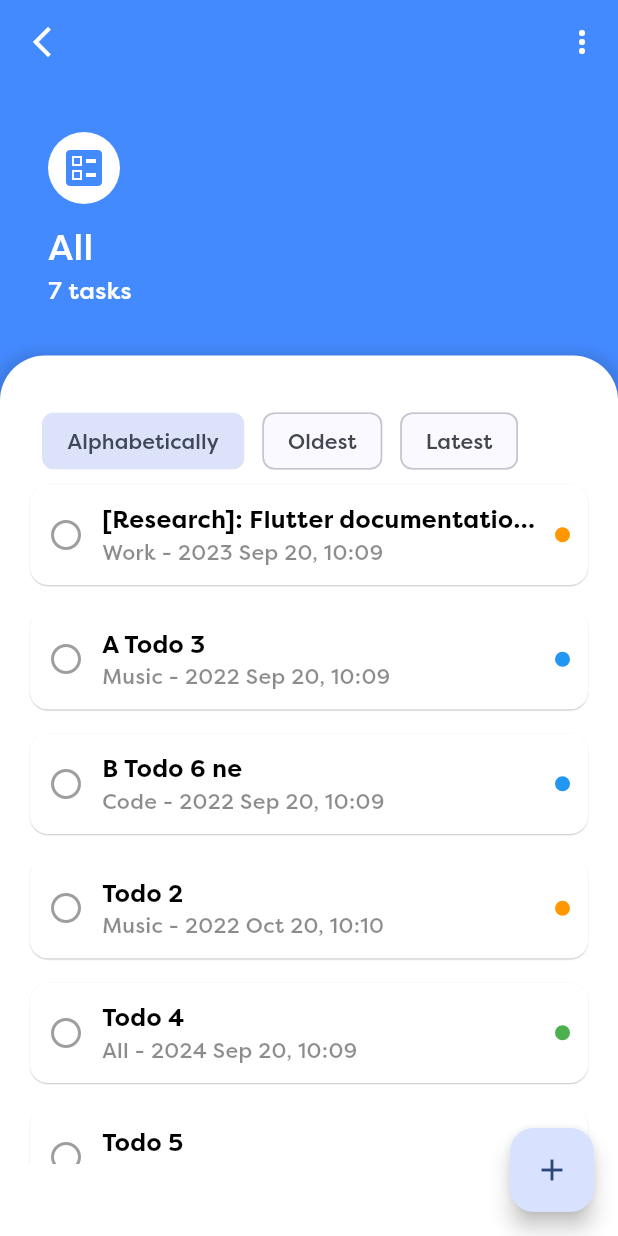
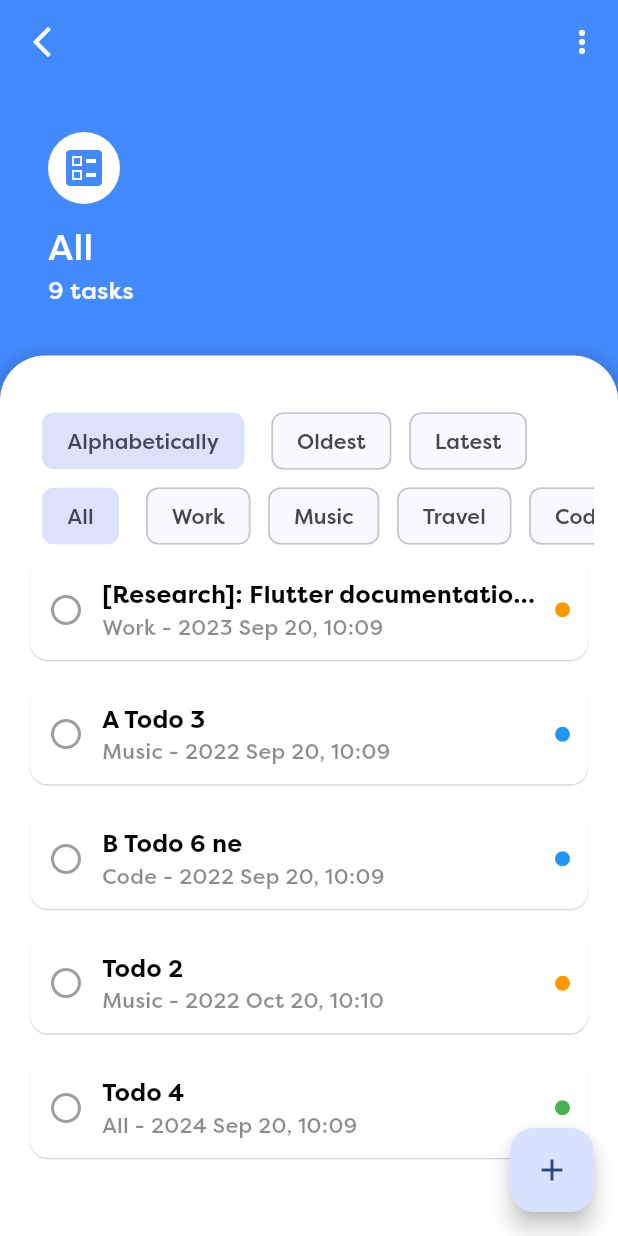
Before and after one commit to tuyen1204/ziichat_todo, a Flutter app: the HomeScreen screen opened directly, after a tap on "All", on a phone screen of 412 x 824 dp. Run offline on Flutter 3.47's test engine with Material 3 defaults, Android fonts, the phone set to English and light mode, and no system bars.

Commit message:
[feat]: Sort by category (All)

```diff
--- a/ziichat_todo/lib/data/folder_data.dart
+++ b/ziichat_todo/lib/data/folder_data.dart
@@ -40,6 +40,20 @@ List<TodoItemData> dataFolder = [
     status: ItemStatus.done,
   ),
   TodoItemData(
+    idTodo: "travel-2",
+    title: "Travel 2",
+    category: "Travel",
+    createdTime: "2022-09-20 10:27:21.240752",
+    status: ItemStatus.done,
+  ),
+  TodoItemData(
+    idTodo: "travel-3",
+    title: "Travel 3",
+    category: "Travel",
+    createdTime: "2022-09-20 10:27:21.240752",
+    status: ItemStatus.done,
+  ),
+  TodoItemData(
     idTodo: "todo-6",
     title: "B Todo 6 ne",
     category: "Code",
--- a/ziichat_todo/lib/screens/folder/folder_detail.dart
+++ b/ziichat_todo/lib/screens/folder/folder_detail.dart
@@ -41,6 +41,8 @@ class _ItemsTodoDetailState extends State<ItemsTodoDetail> {
     "Latest",
   ];
   String currentSort = "Alphabetically";
+  String choiceCategory = "All";
+  late final List<TodoItemData> filteredFolders;
 
   @override
   void initState() {
@@ -52,7 +54,7 @@ class _ItemsTodoDetailState extends State<ItemsTodoDetail> {
           .toList();
       listToDoAll = List.from(dataFolder);
       totals = dataFolder.length;
-      currentSort;
+      choiceCategory;
     });
 
     Future.delayed(Duration(milliseconds: 1000), () {
@@ -62,11 +64,21 @@ class _ItemsTodoDetailState extends State<ItemsTodoDetail> {
     });
   }
 
+  void _handleUpdateFolders() {
+    filteredFolders = choiceCategory == "All"
+        ? List.from(dataFolder)
+        : filteredFolders
+            .where((toDo) => toDo.category == choiceCategory)
+            .toList();
+    print("$choiceCategory choice");
+    print("${filteredFolders.length} length");
+  }
+
   @override
   Widget build(BuildContext context) {
     final paddingNotch = MediaQuery.of(context).padding.top;
     final paddingBottom = MediaQuery.of(context).padding.bottom;
-    final sortedListByAlpha = (widget.currentCategory == "All"
+    final sortedList = (widget.currentCategory == "All"
         ? listToDoAll
         : listToDo)
       ..sort((a, b) {
@@ -84,8 +96,10 @@ class _ItemsTodoDetailState extends State<ItemsTodoDetail> {
           return DateTime.parse(a.createdTime)
               .compareTo(DateTime.parse(b.createdTime));
         }
-        return 0; // Add this line to return a default value.
+        return 0;
       });
+
+    final allFolder = dataFolder.map((item) => item.category).toSet().toList();
 
     return Scaffold(
       backgroundColor: primaryColor,
@@ -122,7 +136,9 @@ class _ItemsTodoDetailState extends State<ItemsTodoDetail> {
                 ),
                 SizedBox(height: 12),
                 Text(
-                  widget.currentCategory,
+                  choiceCategory == ""
+                      ? choiceCategory
+                      : widget.currentCategory,
                   style: TextStyle(
                       color: Colors.white,
                       fontSize: 24,
@@ -168,6 +184,8 @@ class _ItemsTodoDetailState extends State<ItemsTodoDetail> {
                     crossAxisAlignment: CrossAxisAlignment.start,
                     mainAxisAlignment: MainAxisAlignment.start,
                     children: [
+                      if (listToDo.length > 1 ||
+                          widget.currentCategory == "All")
                         SizedBox(
                           width: double.infinity,
                           height: 50,
@@ -176,10 +194,8 @@ class _ItemsTodoDetailState extends State<ItemsTodoDetail> {
                             itemCount: sortList.length,
                             itemBuilder: (context, index) {
                               return Padding(
-                              padding: EdgeInsets.only(
-                                left: 12,
-                                right: index == sortList.length - 1 ? 12 : 0,
-                              ),
+                                padding: EdgeInsets.symmetric(
+                                    horizontal: index == 0 ? 12 : 6),
                                 child: ChoiceChip(
                                   showCheckmark: false,
                                   label: Text(sortList[index]),
@@ -188,7 +204,34 @@ class _ItemsTodoDetailState extends State<ItemsTodoDetail> {
                                     setState(() {
                                       currentSort = sortList[index];
                                     });
-                                  }),
+                                  },
+                                ),
+                              );
+                            },
+                          ),
+                        ),
+                      if (widget.currentCategory == "All")
+                        SizedBox(
+                          width: double.infinity,
+                          height: 50,
+                          child: ListView.builder(
+                            scrollDirection: Axis.horizontal,
+                            itemCount: allFolder.length,
+                            itemBuilder: (context, index) {
+                              return Padding(
+                                padding: EdgeInsets.symmetric(
+                                    horizontal: index == 0 ? 12 : 6),
+                                child: ChoiceChip(
+                                  showCheckmark: false,
+                                  label: Text(allFolder[index]),
+                                  selected: choiceCategory == allFolder[index],
+                                  onSelected: (value) {
+                                    setState(() {
+                                      choiceCategory = allFolder[index];
+                                      _handleUpdateFolders();
+                                    });
+                                  },
+                                ),
                               );
                             },
                           ),
@@ -198,17 +241,17 @@ class _ItemsTodoDetailState extends State<ItemsTodoDetail> {
                         mainAxisAlignment: MainAxisAlignment.start,
                         crossAxisAlignment: CrossAxisAlignment.start,
                         children: List.generate(
-                          sortedListByAlpha.length,
+                          sortedList.length,
                           (index) {
                             final todoItem = widget.currentCategory == "All"
                                 ? listToDoAll[index]
                                 : listToDo[index];
-                            return isLoading
+                            return choiceCategory != "All"
                                 ? ShimmerLoading(
                                     isLoading: isLoading,
                                     child: TodoItemCard(
                                       index: index,
-                                      todoItem: todoItem,
+                                      todoItem: filteredFolders[index],
                                       isSelected: selectedItems.contains(index),
                                       onSelected: (selectedIndex) {
                                         setState(() {
@@ -222,18 +265,43 @@ class _ItemsTodoDetailState extends State<ItemsTodoDetail> {
                                       },
                                     ),
                                   )
+                                : isLoading
+                                    ? ShimmerLoading(
+                                        isLoading: isLoading,
+                                        child: TodoItemCard(
+                                          index: index,
+                                          todoItem: todoItem,
+                                          isSelected:
+                                              selectedItems.contains(index),
+                                          onSelected: (selectedIndex) {
+                                            setState(() {
+                                              if (selectedItems
+                                                  .contains(selectedIndex)) {
+                                                selectedItems
+                                                    .remove(selectedIndex);
+                                              } else {
+                                                selectedItems
+                                                    .add(selectedIndex);
+                                              }
+                                            });
+                                          },
+                                        ),
+                                      )
                                     : TodoItemCard(
                                         index: index,
                                         todoItem: todoItem,
-                                    isSelected: selectedItems.contains(index),
+                                        isSelected:
+                                            selectedItems.contains(index),
                                         onSelected: (selectedIndex) {
                                           setState(
                                             () {
                                               if (selectedItems
                                                   .contains(selectedIndex)) {
-                                            selectedItems.remove(selectedIndex);
+                                                selectedItems
+                                                    .remove(selectedIndex);
                                               } else {
-                                            selectedItems.add(selectedIndex);
+                                                selectedItems
+                                                    .add(selectedIndex);
                                               }
                                             },
                                           );
```
Lines whose indentation alone changed are shown as unchanged.
